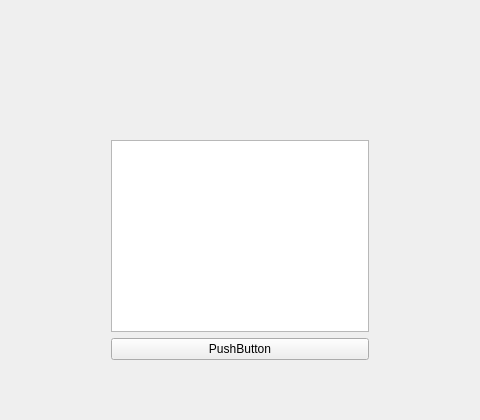
This is GomukuClient/GameHallWidget.ui in EWIAW/GomukuClient as Qt 5 draws it before an edit; both pictures show x 149 to 629 and y 0 to 420 of the 800 by 600 pixel window. The edited form follows.
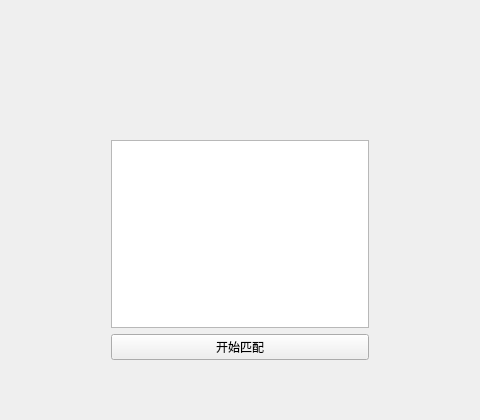
This is the edited form.

Diff of the .ui file:
```diff
--- a/GomukuClient/GameHallWidget.ui
+++ b/GomukuClient/GameHallWidget.ui
@@ -13,7 +13,7 @@
   <property name="windowTitle">
    <string>Form</string>
   </property>
-  <widget class="QWidget" name="">
+  <widget class="QWidget" name="layoutWidget">
    <property name="geometry">
     <rect>
      <x>260</x>
@@ -29,7 +29,7 @@
     <item>
      <widget class="QPushButton" name="match_pushButton">
       <property name="text">
-       <string>PushButton</string>
+       <string>开始匹配</string>
       </property>
      </widget>
     </item>
```
